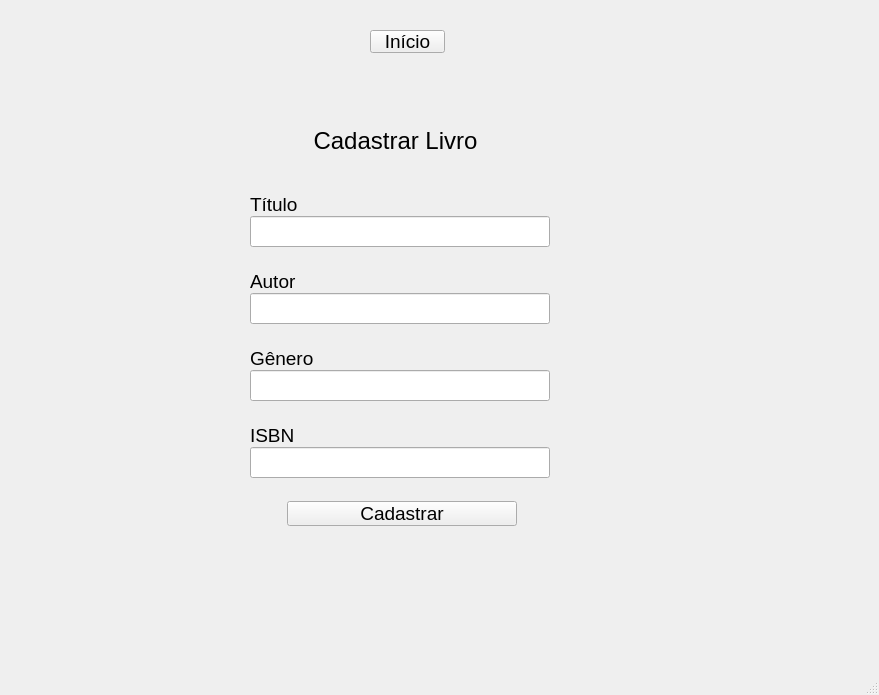
Above: biblioteca/view/layouts/cadastro_livro.ui from LuisCunha05/sistema_biblioteca before the change. Below: the same form after it.
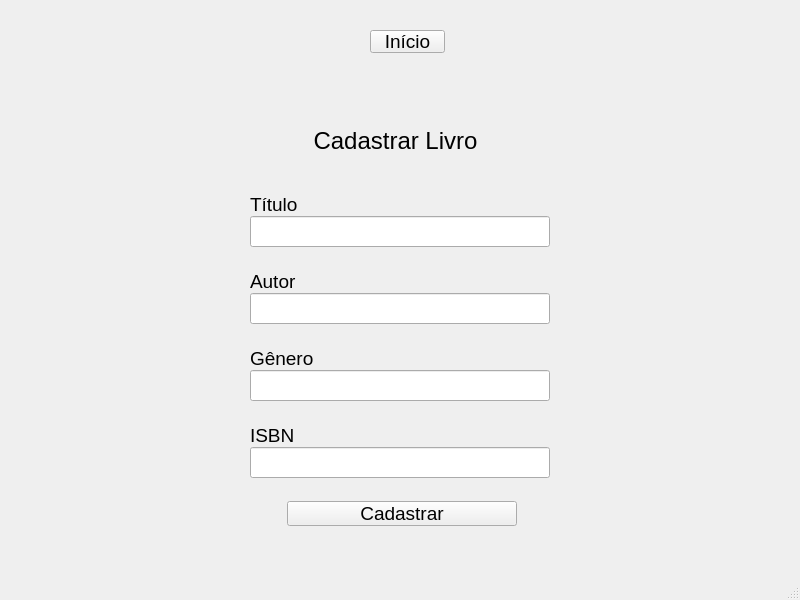
That is the form after the change.

The edit to the form file:
```diff
--- a/biblioteca/view/layouts/cadastro_livro.ui
+++ b/biblioteca/view/layouts/cadastro_livro.ui
@@ -6,8 +6,8 @@
    <rect>
     <x>0</x>
     <y>0</y>
-    <width>879</width>
-    <height>695</height>
+    <width>800</width>
+    <height>600</height>
    </rect>
   </property>
   <property name="sizePolicy">
```
Left out of the diff: 2 changed lines with no effect on the pictures.
